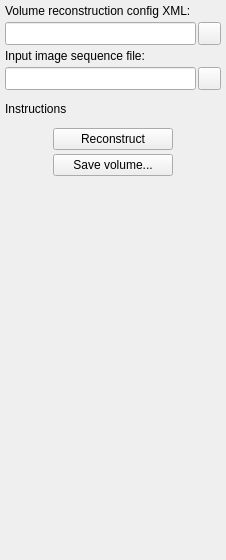
The window that PlusApp/fCal/Toolboxes/VolumeReconstructionToolbox.ui (PlusToolkit/PlusApp) describes before a commit, drawn with Qt 5.
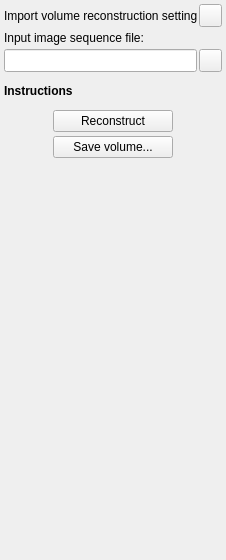
The same window after the commit. Icons and pictures are not drawn.

Commit message: Fixed #375: Open result buttons changed to import; Open phantom definition function removed from Phantom registration toolbox because it should not change in course of a calibration (can also introduce lots of errors); Bugs fixed related to reset cameras and button states

```diff
--- a/PlusApp/fCal/Toolboxes/VolumeReconstructionToolbox.ui
+++ b/PlusApp/fCal/Toolboxes/VolumeReconstructionToolbox.ui
@@ -38,34 +38,15 @@
    <property name="spacing">
     <number>4</number>
    </property>
-   <item row="0" column="0">
-    <widget class="QLabel" name="label_VolumeReconstructionConfig">
-     <property name="text">
-      <string>Volume reconstruction config XML:</string>
-     </property>
-    </widget>
-   </item>
    <item row="1" column="0">
     <layout class="QHBoxLayout" name="horizontalLayout_3">
      <property name="spacing">
       <number>2</number>
      </property>
      <item>
-      <widget class="QLineEdit" name="lineEdit_VolumeReconstructionConfig">
-       <property name="sizePolicy">
-        <sizepolicy hsizetype="Preferred" vsizetype="Preferred">
-         <horstretch>0</horstretch>
-         <verstretch>0</verstretch>
-        </sizepolicy>
-       </property>
-       <property name="minimumSize">
-        <size>
-         <width>191</width>
-         <height>0</height>
-        </size>
-       </property>
-       <property name="readOnly">
-        <bool>true</bool>
+      <widget class="QLabel" name="label_VolumeReconstructionConfig">
+       <property name="text">
+        <string>Import volume reconstruction settings:</string>
        </property>
       </widget>
      </item>
@@ -222,6 +203,12 @@
    </item>
    <item row="5" column="0">
     <widget class="QLabel" name="label_Instructions">
+     <property name="font">
+      <font>
+       <weight>75</weight>
+       <bold>true</bold>
+      </font>
+     </property>
      <property name="text">
       <string>Instructions</string>
      </property>
```
Left out of the diff: 2 changed lines with no effect on the pictures. The commit also changes 8 other files.
